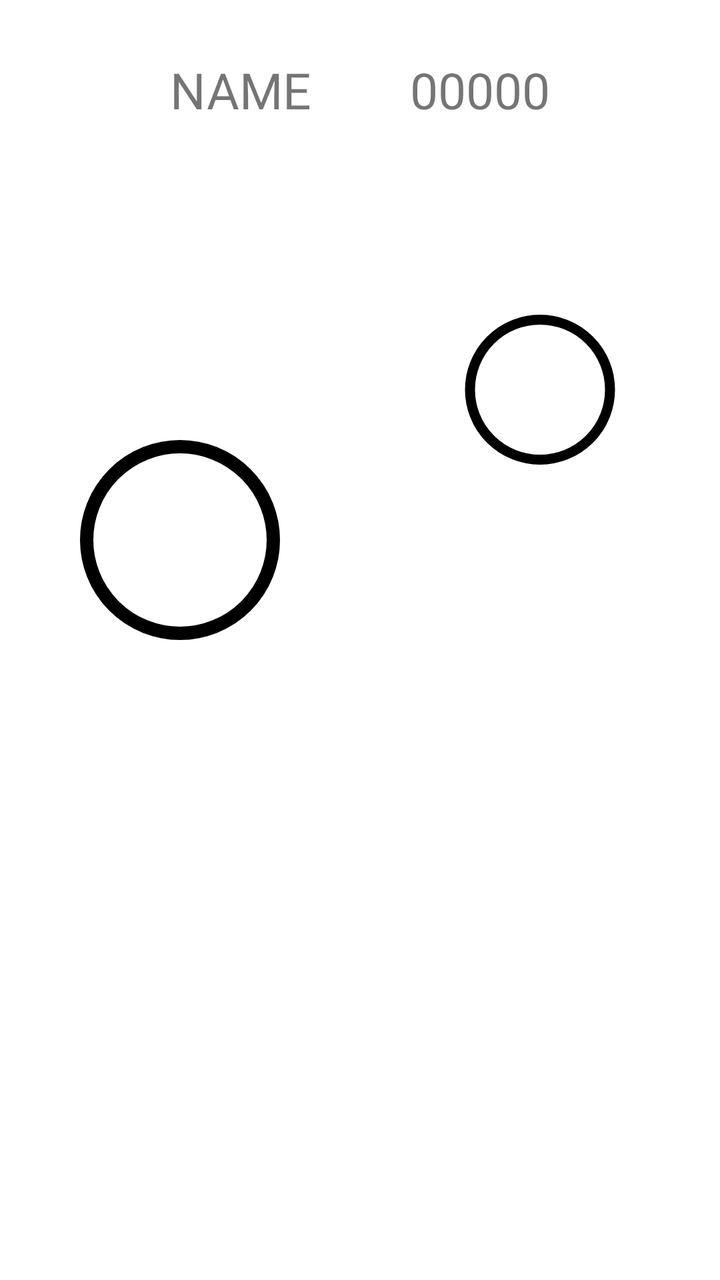
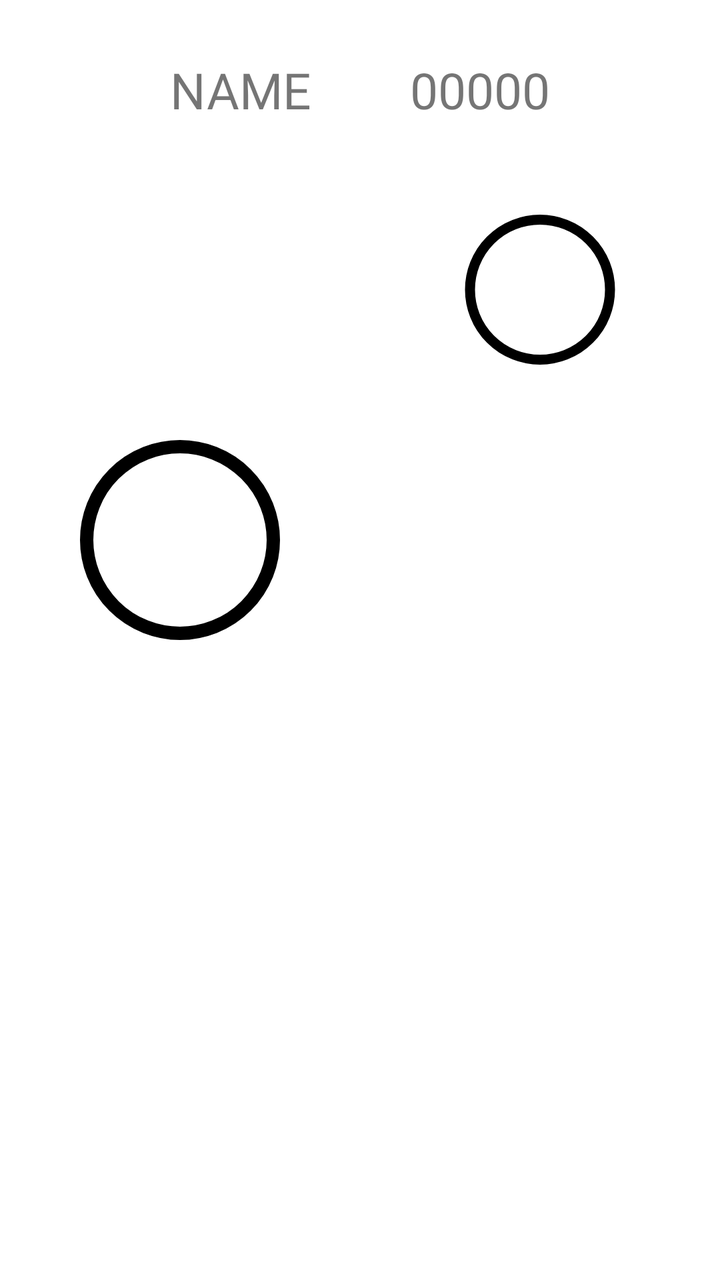

The first picture is an Android layout as it rendered before a commit; the second is the same layout after the commit. The layout source and the unified diff follow.
<!-- AndroidManifest.xml: application theme Theme.PetMonsters -->
<!-- res/layout/activity_friend.xml -->
<?xml version="1.0" encoding="utf-8"?>
<FrameLayout xmlns:android="http://schemas.android.com/apk/res/android"
    android:layout_width="match_parent"
    android:layout_height="match_parent"
    android:background="@color/white">

    <FrameLayout
        android:layout_width="match_parent"
        android:layout_height="match_parent">

        <ImageView
            android:id="@+id/friends_iv"
            android:layout_width="100dp"
            android:layout_height="250dp"
            android:layout_gravity="left|center_vertical"
            android:layout_marginLeft="40dp"
            android:src="@drawable/color_selector"
            android:layout_marginBottom="50dp"/>

        <ImageView
            android:id="@+id/board_iv"
            android:src="@drawable/color_selector"
            android:layout_width="100dp"
            android:layout_height="75dp"
            android:layout_gravity="right|center_vertical"
            android:layout_marginRight="40dp"
            android:layout_marginBottom="125dp"/>

    </FrameLayout>

    <FrameLayout
        android:layout_width="match_parent"
        android:layout_height="match_parent">

        <ImageView
            android:id="@+id/pet_iv"
            android:layout_width="400dp"
            android:layout_height="400dp"
            android:layout_gravity="center"
            android:layout_marginTop="75dp"/>

    </FrameLayout>

    <FrameLayout
        android:layout_width="match_parent"
        android:layout_height="match_parent">

        <ImageView
            android:id="@+id/hat_iv"
            android:layout_width="150dp"
            android:layout_height="150dp"
            android:layout_marginLeft="6dp"
            android:layout_gravity="center"
            android:layout_marginBottom="65dp"/>

        <ImageView
            android:id="@+id/shoes_iv"
            android:layout_width="210dp"
            android:layout_height="60dp"
            android:layout_gravity="center"
            android:layout_marginLeft="6dp"
            android:layout_marginTop="190dp"/>

        <TextView
            android:id="@+id/name_tv"
            android:layout_width="200dp"
            android:layout_height="50dp"
            android:layout_marginTop="20dp"
            android:layout_marginLeft="20dp"
            android:fontFamily="@font/g"
            android:text="NAME"
            android:gravity="center"
            android:textAlignment="center"
            android:textSize="25dp"/>

        <TextView
            android:id="@+id/petname_tv"
            android:layout_width="100dp"
            android:layout_height="50dp"
            android:fontFamily="@font/g"
            android:layout_marginTop="20dp"
            android:layout_marginRight="70dp"
            android:layout_gravity="right"
            android:text="00000"
            android:textSize="25dp"
            android:gravity="center"
            android:textAlignment="center"/>

        <ImageView
            android:layout_width="50dp"
            android:layout_height="50dp"
            android:layout_marginTop="20dp"
            android:layout_marginRight="20dp"
            android:layout_gravity="right"/>

    </FrameLayout>


    <androidx.fragment.app.FragmentContainerView
        android:id="@+id/fragment_container"
        android:layout_width="match_parent"
        android:layout_gravity="center"
        android:layout_marginRight="50dp"
        android:layout_marginLeft="50dp"
        android:layout_height="300dp">



    </androidx.fragment.app.FragmentContainerView>


</FrameLayout>
<!-- resources referenced by this layout -->
<resources>
  <color name="white">#FFFFFFFF</color>
  <!-- drawable color_selector (drawable) -->
  <?xml version="1.0" encoding="utf-8"?>
  <shape
      xmlns:android="http://schemas.android.com/apk/res/android"
      android:shape="oval">
  
      <solid
          android:color="#FFFFFF" />
      <size
          android:width="75dp"
          android:height="75dp"/>
  
      <stroke android:color="@color/black"
          android:width="5dp"/>
  </shape>
  <style name="Theme.PetMonsters" parent="Theme.MaterialComponents.DayNight.NoActionBar">
          
          <item name="colorPrimary">@color/purple_500</item>
          <item name="colorPrimaryVariant">@color/purple_700</item>
          <item name="colorOnPrimary">@color/white</item>
          
          <item name="colorSecondary">@color/teal_200</item>
          <item name="colorSecondaryVariant">@color/teal_700</item>
          <item name="colorOnSecondary">@color/black</item>
          
          <item name="android:statusBarColor">?attr/colorPrimaryVariant</item>
          
      </style>
  <color name="black">#FF000000</color>
  <color name="purple_500">#FF6200EE</color>
  <color name="purple_700">#FF3700B3</color>
  <color name="teal_200">#FF03DAC5</color>
  <color name="teal_700">#FF018786</color>
</resources>

<!-- the commit's change to res/layout/activity_friend.xml (unified diff, before → after) -->
@@ -24,7 +24,7 @@
             android:layout_height="75dp"
             android:layout_gravity="right|center_vertical"
             android:layout_marginRight="40dp"
-            android:layout_marginBottom="125dp"/>
+            android:layout_marginBottom="175dp"/>
 
     </FrameLayout>
 
@@ -108,5 +108,17 @@
 
     </androidx.fragment.app.FragmentContainerView>
 
+    <androidx.fragment.app.FragmentContainerView
+        android:id="@+id/fragment_container_create_note"
+        android:layout_width="match_parent"
+        android:layout_gravity="center"
+        android:layout_marginRight="50dp"
+        android:layout_marginLeft="50dp"
+        android:layout_height="300dp">
+
+
+
+    </androidx.fragment.app.FragmentContainerView>
+
 
 </FrameLayout>
